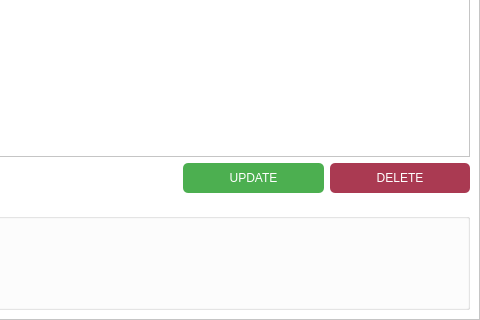
Before: the Qt Designer form inventory.ui in codydon/shopify, drawn with Qt 5; both pictures show x 358 to 838 and y 293 to 613 of the 838 by 613 pixel window.
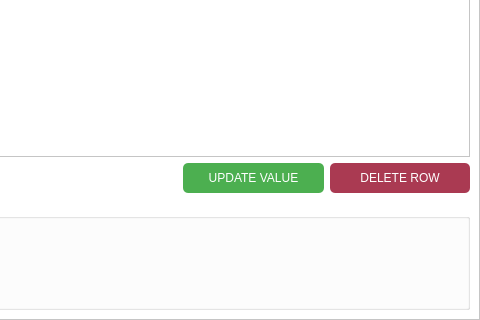
After: the same form once the commit is applied. The open tabs and pages were chosen to show the change.

The edit to the form file:
```diff
--- a/inventory.ui
+++ b/inventory.ui
@@ -716,7 +716,7 @@
 </string>
                </property>
                <property name="text">
-                <string>UPDATE</string>
+                <string>UPDATE VALUE</string>
                </property>
               </widget>
              </item>
@@ -757,7 +757,7 @@
 </string>
                </property>
                <property name="text">
-                <string>DELETE</string>
+                <string>DELETE ROW</string>
                </property>
               </widget>
              </item>
```
Left out of the diff: 2 changed lines with no effect on the pictures.
